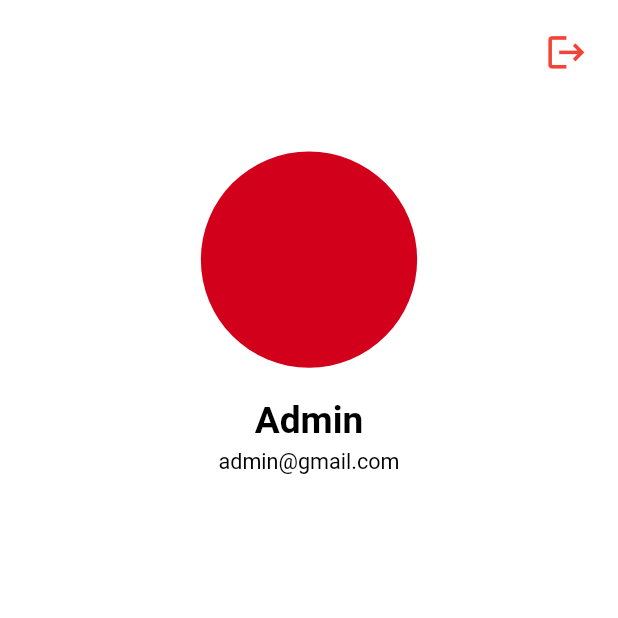
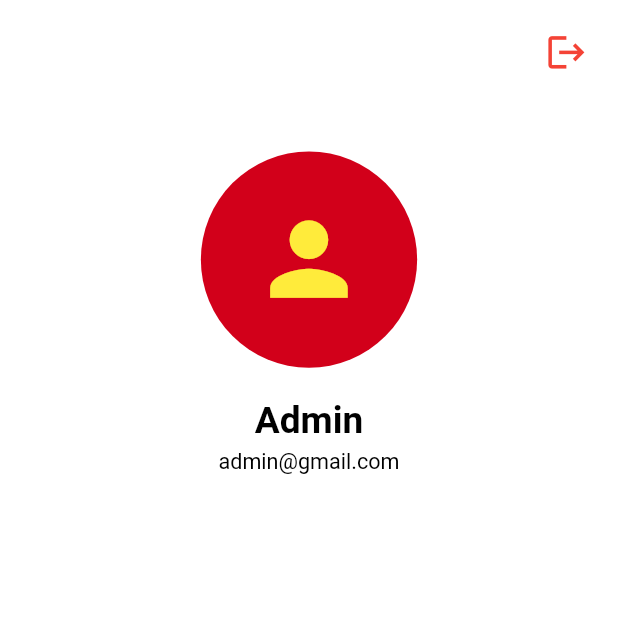
Before and after one commit to hibakun/form-app, a Flutter app: the UserPage screen opened directly, on a phone screen of 412 x 824 dp, the top half of it. Run offline on Flutter 3.47's test engine with Material 2 defaults, Android fonts, the phone set to English and light mode, and no system bars; our stand-ins replace flutter_screenutil, google_fonts, shared_preferences; accounts and stored records are empty.

Commit message:
fix: [GA] Profile icon

```diff
--- a/lib/ui/user/user.dart
+++ b/lib/ui/user/user.dart
@@ -33,6 +33,11 @@ class _UserPageState extends State<UserPage> {
                   height: 50.h,
                 ),
                 CircleAvatar(
+                  child: Icon(
+                    Icons.person,
+                    size: 75.h,
+                    color: Colors.yellow[500],
+                  ),
                   radius: 70.h,
                 ),
                 SizedBox(
```
